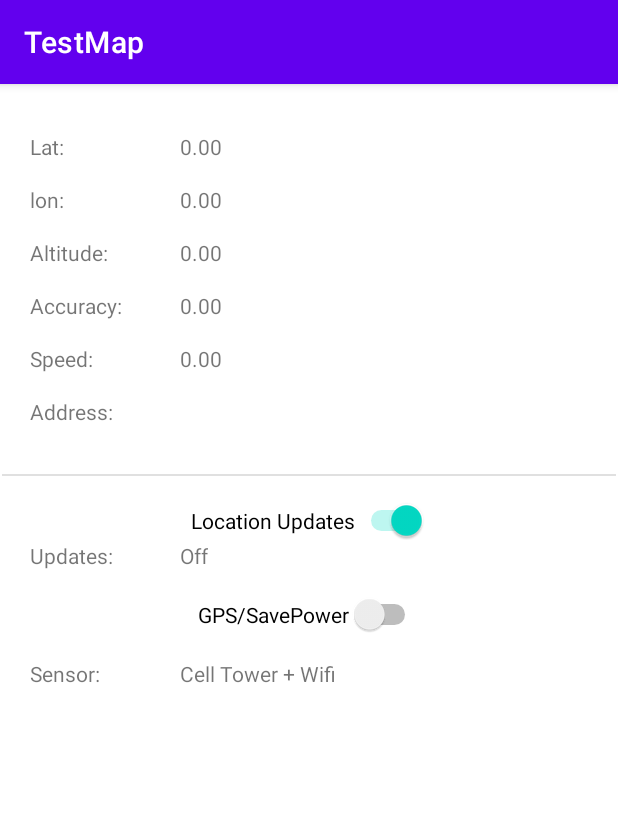
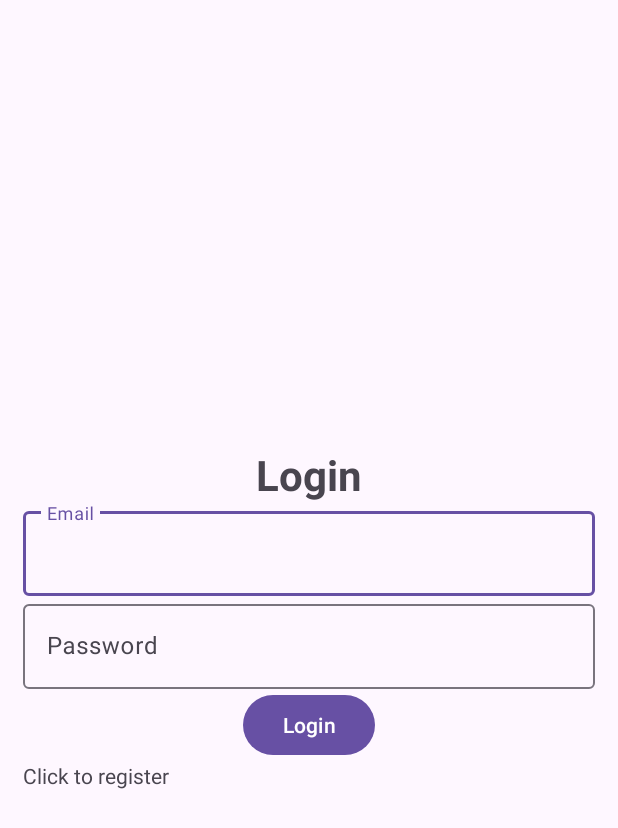
Before and after one commit to BaoLam23/BTL-MOBDEV, an Android app: the screen it shows after launch (MainActivity before the commit, Login after it), on a phone screen of 412 x 824 dp. Shown: the top 828 px of the screen. Run offline under Robolectric (Android 15) with nearby library versions, the phone set to English and light mode, and no system bars; our stand-ins replace Firebase (no records; nobody signed in at launch, a user with empty details on screens opened directly).

Commit message:
add basic authentication

```diff
--- a/app/build.gradle.kts
+++ b/app/build.gradle.kts
@@ -1,5 +1,6 @@
 plugins {
     id("com.android.application")
+    id("com.google.gms.google-services")
 }
 
 android {
@@ -36,6 +37,7 @@ dependencies {
     implementation("androidx.appcompat:appcompat:1.6.1")
     implementation("com.google.android.material:material:1.9.0")
     implementation("androidx.constraintlayout:constraintlayout:2.1.4")
+    implementation("com.google.firebase:firebase-auth:22.2.0")
     testImplementation("junit:junit:4.13.2")
     androidTestImplementation("androidx.test.ext:junit:1.1.5")
     androidTestImplementation("androidx.test.espresso:espresso-core:3.5.1")
--- /dev/null
+++ b/app/src/main/java/com/example/testmap/Authentication.java
@@ -0,0 +1,49 @@
+package com.example.testmap;
+
+import androidx.appcompat.app.AppCompatActivity;
+
+import android.content.Intent;
+import android.os.Bundle;
+import android.view.View;
+import android.widget.Button;
+import android.widget.TextView;
+
+import com.google.firebase.auth.FirebaseAuth;
+import com.google.firebase.auth.FirebaseUser;
+
+public class Authentication extends AppCompatActivity {
+
+    TextView textView;
+    Button button;
+    FirebaseAuth auth;
+    FirebaseUser user;
+
+    @Override
+    protected void onCreate(Bundle savedInstanceState) {
+        super.onCreate(savedInstanceState);
+        setContentView(R.layout.activity_authentication);
+
+        auth = FirebaseAuth.getInstance();
+        button = findViewById(R.id.logout);
+        textView = findViewById(R.id.user_details);
+        user = auth.getCurrentUser();
+
+        if (user == null) {
+            Intent intent = new Intent(getApplicationContext(), Login.class);
+            startActivity(intent);
+            finish();
+        } else {
+            textView.setText(user.getEmail());
+        }
+
+        button.setOnClickListener(new View.OnClickListener() {
+            @Override
+            public void onClick(View view) {
+                FirebaseAuth.getInstance().signOut();
+                Intent intent = new Intent(getApplicationContext(), Login.class);
+                startActivity(intent);
+                finish();
+            }
+        });
+    }
+}
--- /dev/null
+++ b/app/src/main/java/com/example/testmap/Login.java
@@ -0,0 +1,105 @@
+package com.example.testmap;
+
+import androidx.annotation.NonNull;
+import androidx.appcompat.app.AppCompatActivity;
+
+import android.content.Intent;
+import android.os.Bundle;
+import android.text.TextUtils;
+import android.view.View;
+import android.widget.Button;
+import android.widget.ProgressBar;
+import android.widget.TextView;
+import android.widget.Toast;
+
+import com.google.android.gms.tasks.OnCompleteListener;
+import com.google.android.gms.tasks.Task;
+import com.google.android.material.textfield.TextInputEditText;
+import com.google.firebase.auth.AuthResult;
+import com.google.firebase.auth.FirebaseAuth;
+import com.google.firebase.auth.FirebaseUser;
+
+public class Login extends AppCompatActivity {
+
+    TextInputEditText editTextEmail, editTextPassword;
+    Button buttonLogin;
+    FirebaseAuth mAuth;
+    ProgressBar progressBar;
+    TextView textView;
+
+    @Override
+    public void onStart() {
+        super.onStart();
+        // Check if user is signed in (non-null) and update UI accordingly.
+        FirebaseUser currentUser = mAuth.getCurrentUser();
+        if(currentUser != null){
+//            reload();
+            Intent intent = new Intent(getApplicationContext(), Authentication.class);
+            startActivity(intent);
+            finish();
+        }
+    }
+
+    @Override
+    protected void onCreate(Bundle savedInstanceState) {
+        super.onCreate(savedInstanceState);
+        setContentView(R.layout.activity_login);
+
+        mAuth = FirebaseAuth.getInstance();
+        editTextEmail = findViewById(R.id.email);
+        editTextPassword = findViewById(R.id.password);
+        buttonLogin = findViewById(R.id.btn_login);
+        progressBar = findViewById(R.id.progressBar);
+        textView = findViewById(R.id.registerNow);
+
+        textView.setOnClickListener(new View.OnClickListener() {
+            @Override
+            public void onClick(View view) {
+                Intent intent = new Intent(getApplicationContext(), Register.class);
+                startActivity(intent);
+                finish();
+            }
+        });
+
+        buttonLogin.setOnClickListener(new View.OnClickListener() {
+            @Override
+            public void onClick(View view) {
+                progressBar.setVisibility(View.VISIBLE);
+                String email, password;
+                email = String.valueOf(editTextEmail.getText());
+                password = String.valueOf(editTextPassword.getText());
+
+                if (TextUtils.isEmpty(email)) {
+                    Toast.makeText(Login.this, "Enter your email", Toast.LENGTH_SHORT).show();
+                    return;
+                }
+                if (TextUtils.isEmpty(password)) {
+                    Toast.makeText(Login.this, "Enter your password", Toast.LENGTH_SHORT).show();
+                    return;
+                }
+                mAuth.signInWithEmailAndPassword(email, password)
+                        .addOnCompleteListener(new OnCompleteListener<AuthResult>() {
+                            @Override
+                            public void onComplete(@NonNull Task<AuthResult> task) {
+                                progressBar.setVisibility(View.GONE);
+                                if (task.isSuccessful()) {
+                                    // Sign in success, update UI with the signed-in user's information
+//                                    FirebaseUser user = mAuth.getCurrentUser();
+//                                    updateUI(user);
+                                    Toast.makeText(Login.this, "Login successfully.",
+                                            Toast.LENGTH_SHORT).show();
+                                    Intent intent = new Intent(getApplicationContext(), Authentication.class);
+                                    startActivity(intent);
+                                    finish();
+                                } else {
+                                    // If sign in fails, display a message to the user.
+                                    Toast.makeText(Login.this, "Authentication failed.",
+                                            Toast.LENGTH_SHORT).show();
+//                                    updateUI(null);
+                                }
+                            }
+                        });
+            }
+        });
+    }
+}
--- /dev/null
+++ b/app/src/main/res/layout/activity_login.xml
@@ -0,0 +1,60 @@
+<?xml version="1.0" encoding="utf-8"?>
+<LinearLayout xmlns:android="http://schemas.android.com/apk/res/android"
+    xmlns:app="http://schemas.android.com/apk/res-auto"
+    xmlns:tools="http://schemas.android.com/tools"
+    android:orientation="vertical"
+    android:gravity="center"
+    android:layout_width="match_parent"
+    android:layout_height="match_parent"
+    android:padding="15dp"
+    tools:context=".Login">
+
+    <TextView
+        android:textSize="28sp"
+        android:textStyle="bold"
+        android:gravity="center"
+        android:text="@string/login"
+        android:layout_width="match_parent"
+        android:layout_height="wrap_content"/>
+
+    <com.google.android.material.textfield.TextInputLayout
+        android:layout_width="match_parent"
+        android:layout_height="wrap_content">
+
+        <com.google.android.material.textfield.TextInputEditText
+            android:id="@+id/email"
+            android:hint="@string/email"
+            android:layout_width="match_parent"
+            android:layout_height="wrap_content"/>
+    </com.google.android.material.textfield.TextInputLayout>
+
+    <com.google.android.material.textfield.TextInputLayout
+        android:layout_width="match_parent"
+        android:layout_height="wrap_content">
+
+        <com.google.android.material.textfield.TextInputEditText
+            android:id="@+id/password"
+            android:hint="@string/password"
+            android:layout_width="match_parent"
+            android:layout_height="wrap_content"/>
+    </com.google.android.material.textfield.TextInputLayout>
+
+    <ProgressBar
+        android:id="@+id/progressBar"
+        android:visibility="gone"
+        android:layout_width="wrap_content"
+        android:layout_height="wrap_content"/>
+
+    <Button
+        android:id="@+id/btn_login"
+        android:text="@string/login"
+        android:layout_width="wrap_content"
+        android:layout_height="wrap_content"/>
+    <TextView
+        android:id="@+id/registerNow"
+        android:text="@string/click_to_register"
+        android:layout_width="match_parent"
+        android:layout_height="wrap_content"/>
+
+
+</LinearLayout>
--- a/app/src/main/res/values/strings.xml
+++ b/app/src/main/res/values/strings.xml
@@ -1,3 +1,10 @@
 <resources>
     <string name="app_name">TestMap</string>
+    <string name="login">Login</string>
+    <string name="email">Email</string>
+    <string name="password">Password</string>
+    <string name="register">Register</string>
+    <string name="click_to_login">Click to login</string>
+    <string name="click_to_register">Click to register</string>
+    <string name="log_out">Log out</string>
 </resources>
--- a/build.gradle.kts
+++ b/build.gradle.kts
@@ -1,3 +1,8 @@
+buildscript {
+    dependencies {
+        classpath("com.google.gms:google-services:4.4.0")
+    }
+}
 // Top-level build file where you can add configuration options common to all sub-projects/modules.
 plugins {
     id("com.android.application") version "8.1.0" apply false
```
Also changed, not shown: app/src/main/AndroidManifest.xml (+24 -5 lines), app/src/main/java/com/example/testmap/Register.java (added, +108 -0 lines), app/src/main/res/layout/activity_authentication.xml (added, +25 -0 lines), app/src/main/res/layout/activity_register.xml (added, +60 -0 lines), 1 other file.
